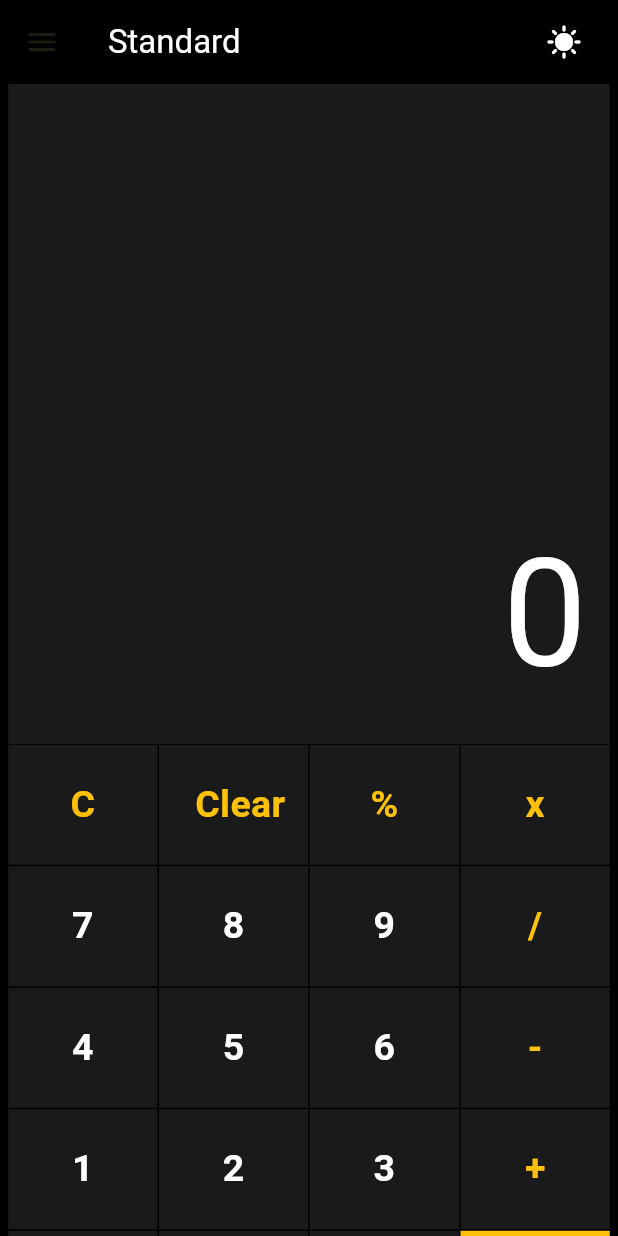
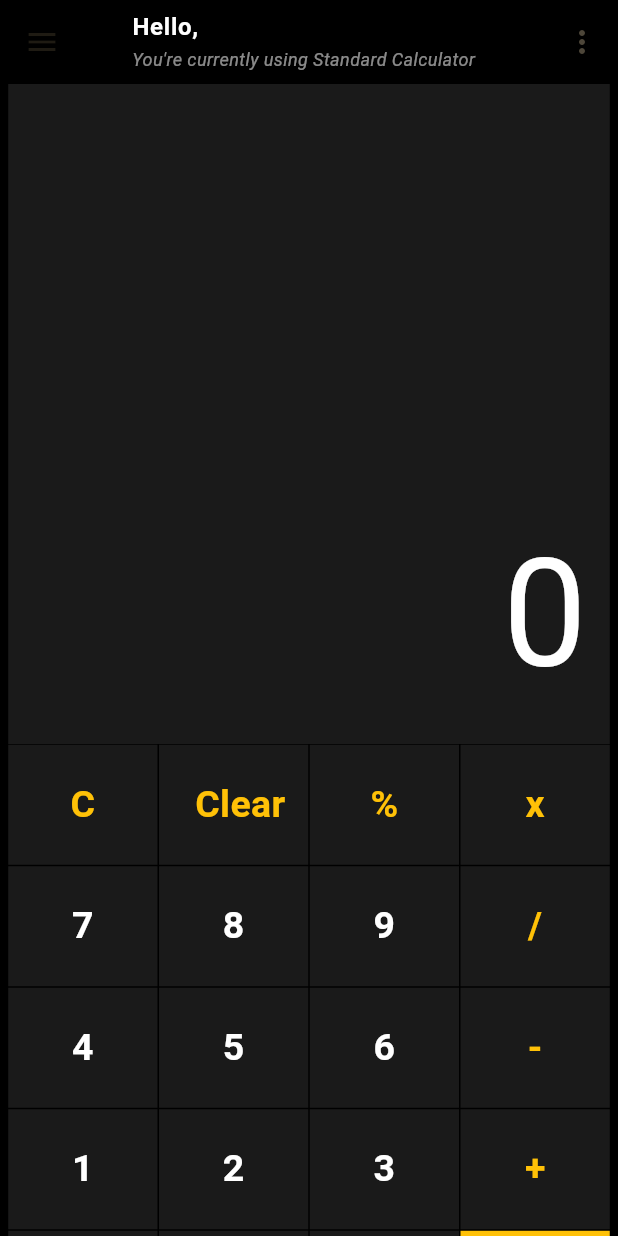
Before and after one commit to SweetLarsson/Amazing_Calculator, a Flutter app: the screen it shows after launch, on a phone screen of 412 x 824 dp. Run offline on Flutter 3.47's test engine with Material 3 defaults, Android fonts, the phone set to English and light mode, and no system bars; our stand-ins replace get.

Commit message:
menu added

```diff
--- a/lib/Routes/AppPages.dart
+++ b/lib/Routes/AppPages.dart
@@ -2,14 +2,12 @@ import 'package:flutter/material.dart';
 import 'package:get/get.dart';
 
 import '../pages/application/application_index.dart';
-import '../pages/onboarding/onboarding_index.dart';
 import '../pages/splash/splash_index.dart';
 import 'RouteName.dart';
 
 /// Responsible for the entire application pages
 class AppPages {
   static const Splash = RouteName.Splash;
-  static const OnBoarding = RouteName.OnBoardingPage;
   static const Application = RouteName.ApplicationPage;
   static final RouteObserver<Route> observer = RouteObserver();
   static List<String> history = [];
@@ -40,6 +38,13 @@ class AppPages {
       page: () => const ApplicationPage(),
       binding: ApplicationBinding(),
     ),
+    /*
+    GetPage(
+      name: RouteName.SettingPage,
+      page: () => const SettingPage(),
+      binding: SettingPage(),
+    ),
+    */
 /*
     ///This handles the call of the first page
     GetPage(
--- a/lib/Routes/RouteName.dart
+++ b/lib/Routes/RouteName.dart
@@ -1,8 +1,7 @@
 
 class RouteName {
   static const Splash = '/';
-  static const OnBoardingPage = '/onboarding_page';
   static const ApplicationPage = '/application_page';
-  static const ChatPage = '/chat_page';
   static const HistoryPage = '/history_page';
+  static const SettingPage = '/setting_page';
 }
--- /dev/null
+++ b/lib/data/menu_items.dart
@@ -0,0 +1,11 @@
+import 'package:flutter/material.dart';
+
+class MenuItem {
+  final String label;
+  final IconData icon;
+
+  const MenuItem({
+    required this.label,
+    required this.icon,
+  });
+}
--- /dev/null
+++ b/lib/models/menu_items.dart
@@ -0,0 +1,46 @@
+import 'package:amazing_calculator/resources/strings.dart';
+import 'package:flutter/cupertino.dart';
+import 'package:flutter/material.dart';
+
+import '../data/menu_items.dart';
+
+class MenuItems {
+  /// first item on the menu
+  static const List<MenuItem> itemsFirst = [
+    itemSettings,
+    itemShare,
+    itemNotePad,
+    itemTheme,
+  ];
+
+  /// second item on the menu
+  static const List<MenuItem> itemsSecond = [
+    itemPower,
+  ];
+
+  ///daylight/night button switch
+  static const itemSettings = MenuItem(
+    label: setting,
+    icon: Icons.settings_outlined,
+  );
+
+  static const itemNotePad = MenuItem(
+    label: note,
+    icon: Icons.sticky_note_2_outlined,
+  );
+
+  static const itemTheme = MenuItem(
+    label: theme,
+    icon: CupertinoIcons.moon_stars
+  );
+
+  static const itemShare = MenuItem(
+    label: share,
+    icon: Icons.share_outlined,
+  );
+
+  static const itemPower = MenuItem(
+    label: shutDown,
+    icon: Icons.power_settings_new_sharp,
+  );
+}
--- a/lib/pages/application/application_view.dart
+++ b/lib/pages/application/application_view.dart
@@ -1,10 +1,12 @@
+import 'package:amazing_calculator/data/menu_items.dart';
+import 'package:amazing_calculator/models/menu_items.dart';
 import 'package:amazing_calculator/resources/colors.dart';
 import 'package:amazing_calculator/widgets/my_button.dart';
-import 'package:flutter/cupertino.dart';
 import 'package:flutter/material.dart';
 import 'package:get/get.dart';
+import '../../Routes/RouteName.dart';
 import '../../resources/dimensions.dart';
-import '../../resources/icons.dart';
+import '../../resources/strings.dart';
 import '../../widgets/drawer.dart';
 import 'application_controller.dart';
 import 'application_index.dart';
@@ -14,6 +16,27 @@ class ApplicationPage extends GetView<ApplicationController> {
 
   @override
   Widget build(BuildContext context) {
+    ///Menu Protocol
+    PopupMenuItem<MenuItem> buildItem(MenuItem item) => PopupMenuItem<MenuItem>(
+          value: item,
+          child: Row(
+            mainAxisAlignment: MainAxisAlignment.spaceBetween,
+            children: [
+              Text(
+                item.label,
+                style: const TextStyle(
+                  fontWeight: FontWeight.bold,
+                  color: Colors.black,
+                ),
+              ),
+              Icon(
+                item.icon,
+                color: Colors.black,
+              ),
+            ],
+          ),
+        );
+
     return Scaffold(
       backgroundColor: MyColors.black,
 
@@ -24,24 +47,34 @@ class ApplicationPage extends GetView<ApplicationController> {
       appBar: AppBar(
         elevation: 0,
         actions: [
-          Padding(
-            padding: EdgeInsets.only(right: MyDimensions.d12),
-            child: IconButton(
-              onPressed: () {
-                controller.dayNightTheme.value !=
-                    controller.dayNightTheme.value;
-              },
-              icon: Icon(
-                daylight,
-                color: Colors.white,
-              ),
-            ),
+          PopupMenuButton<MenuItem>(
+            color: Colors.white54,
+            onSelected: (item) => onSelected(context, item),
+            itemBuilder: (context) => [
+              ...MenuItems.itemsFirst.map((buildItem)),
+              const PopupMenuDivider(),
+              ...MenuItems.itemsSecond.map((buildItem)),
+            ],
           ),
         ],
         backgroundColor: Colors.black87,
-        title: const Text(
-          'Standard',
-          style: TextStyle(color: Colors.white),
+        title: const ListTile(
+          title:  Text(
+            'Hello,',
+            style: TextStyle(
+              color: Colors.white,
+              fontWeight: FontWeight.bold,
+            ),
+          ),
+          subtitle: Text(
+            "You're currently using $std Calculator",
+            softWrap: true,
+            style: TextStyle(
+                color: Colors.white54,
+                fontStyle: FontStyle.italic,
+                fontSize: MyDimensions.d12),
+            overflow: TextOverflow.ellipsis,
+          ),
         ),
       ),
 
@@ -82,11 +115,11 @@ class ApplicationPage extends GetView<ApplicationController> {
 
             ///Keypad and operands
             Padding(
-              padding: EdgeInsets.symmetric(horizontal: MyDimensions.d5),
+              padding: const EdgeInsets.symmetric(horizontal: MyDimensions.d5),
               child: Column(
                 children: [
                   //Row one
-                  Row(
+                  const Row(
                     children: [
                       MyButton(
                         label: 'C',
@@ -123,19 +156,19 @@ class ApplicationPage extends GetView<ApplicationController> {
                         onTap: () => controller.keypadOnPressed,
                         bgColor: Colors.white10,
                       ),
-                      MyButton(
+                      const MyButton(
                         label: '8',
                         labelColor: Colors.white,
                         onTap: null,
                         bgColor: Colors.white10,
                       ),
-                      MyButton(
+                      const MyButton(
                         label: '9',
                         labelColor: Colors.white,
                         onTap: null,
                         bgColor: Colors.white10,
                       ),
-                      MyButton(
+                      const MyButton(
                         label: '/',
                         labelColor: Colors.amber,
                         onTap: null,
@@ -144,7 +177,7 @@ class ApplicationPage extends GetView<ApplicationController> {
                     ],
                   ),
                   //Row four
-                  Row(
+                  const Row(
                     children: [
                       MyButton(
                         label: '4',
@@ -174,7 +207,7 @@ class ApplicationPage extends GetView<ApplicationController> {
                   ),
 
                   //Row five
-                  Row(
+                  const Row(
                     children: [
                       MyButton(
                         label: '1',
@@ -204,7 +237,7 @@ class ApplicationPage extends GetView<ApplicationController> {
                   ),
 
                   //Row six
-                  Row(
+                  const Row(
                     children: [
                       MyButton(
                         label: '00',
@@ -240,4 +273,15 @@ class ApplicationPage extends GetView<ApplicationController> {
       ),
     );
   }
+
+  /// OnMenu Item Selection
+  Future<void> onSelected(BuildContext context, MenuItem item) async {
+    switch (item) {
+      case MenuItems.itemSettings:
+        Get.offAndToNamed(RouteName.Splash);
+        break;
+      case MenuItems.itemShare:
+        Get.offAndToNamed(RouteName.Splash);
+    }
+  }
 }
--- a/lib/pages/onboarding/onboarding_binding.dart
+++ /dev/null
@@ -1,10 +0,0 @@
-import 'package:get/get.dart';
-
-import 'onboarding_index.dart';
-
-class OnBoardingBinding implements Bindings {
-  @override
-  void dependencies() {
-    Get.put(OnBoardingController());
-  }
-}
--- a/lib/pages/onboarding/onboarding_index.dart
+++ /dev/null
@@ -1,6 +0,0 @@
-library OnBoardingPage;
-
-export './onboarding_binding.dart';
-export './onboarding_controller.dart';
-export './onboarding_state.dart';
-export './onboarding_view.dart';
--- a/lib/pages/onboarding/onboarding_state.dart
+++ /dev/null
@@ -1,6 +0,0 @@
-import 'package:get/get.dart';
-
-/// all the files and variables of the class will be declared here in the state
-class OnBoardingState {
-  var index = 0.obs;
-}
--- a/lib/pages/splash/splash_controller.dart
+++ b/lib/pages/splash/splash_controller.dart
@@ -16,7 +16,7 @@ class SplashController extends GetxController {
   }
 
   Future<void> LoadingTime() async {
-    Timer(const Duration(seconds: 2), () {
+    Timer(const Duration(seconds: 1), () {
       Get.offAndToNamed(RouteName.ApplicationPage);
     });
   }
--- a/lib/resources/icons.dart
+++ b/lib/resources/icons.dart
@@ -13,6 +13,11 @@ const IconData abtIcon = Icons.error_outline_rounded;
 //AppBar
 const IconData daylight = Icons.sunny;
 const IconData night = Icons.nights_stay;
+const IconData setting = Icons.settings_outlined;
+const IconData share = Icons.share_outlined;
+const IconData shutDown = Icons.power_settings_new_sharp;
+
+
 
 //Drawer Calculator Icons
 const IconData stdIcon = Icons.calculate_outlined;
--- a/lib/resources/images.dart
+++ b/lib/resources/images.dart
@@ -4,5 +4,4 @@ const String appleLogo = 'assets/images/apple_logo.png';
 const String facebookLogo = 'assets/images/facebook_logo.png';
 const String bgImage = 'assets/images/blue_background.png';
 const String proLar = 'assets/images/pro_larsson.png';
-const String lars = 'assets/images/lars.png';
 const String larsZ = 'assets/images/larsZ.png';
--- a/lib/resources/strings.dart
+++ b/lib/resources/strings.dart
@@ -13,6 +13,13 @@ const String name = 'Username';
 const String welcomeNote = 'Welcome';
 const String loading = 'Please wait...';
 const String abt = 'About';
+
+//Menu Button
+const String setting = 'Setting';
+const String shutDown = 'Shut Down';
+const String theme = 'Theme';
+const String note = 'Notepad';
+const String share = 'Share';
 
 //Calculator SubHeads
 const String calc = 'Calculator';
--- a/lib/widgets/nav_background.dart
+++ b/lib/widgets/transparent_background.dart
@@ -2,8 +2,8 @@ import 'dart:ui';
 
 import 'package:flutter/material.dart';
 
-class NavBackground extends StatelessWidget {
-  const NavBackground({super.key});
+class TransparentBackground extends StatelessWidget {
+  const TransparentBackground({super.key});
 
   @override
   Widget build(BuildContext context) {
```
Also changed, not shown: lib/pages/application/application_controller.dart (+21 -13 lines), lib/pages/onboarding/onboarding_controller.dart (deleted, +0 -11 lines), lib/widgets/drawer.dart (+4 -4 lines), lib/widgets/my_app_bar.dart (+3 -6 lines), assets/images/blue_background.png (deleted), assets/images/lars.png (deleted), lib/pages/onboarding/onboarding_view.dart (added).
